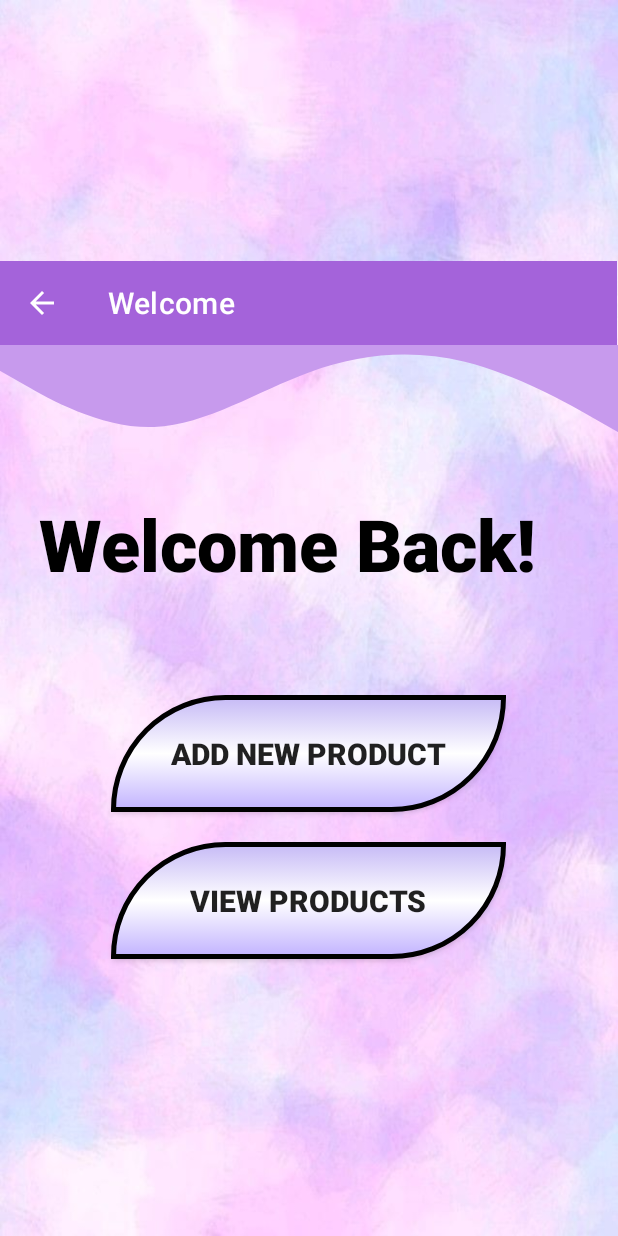
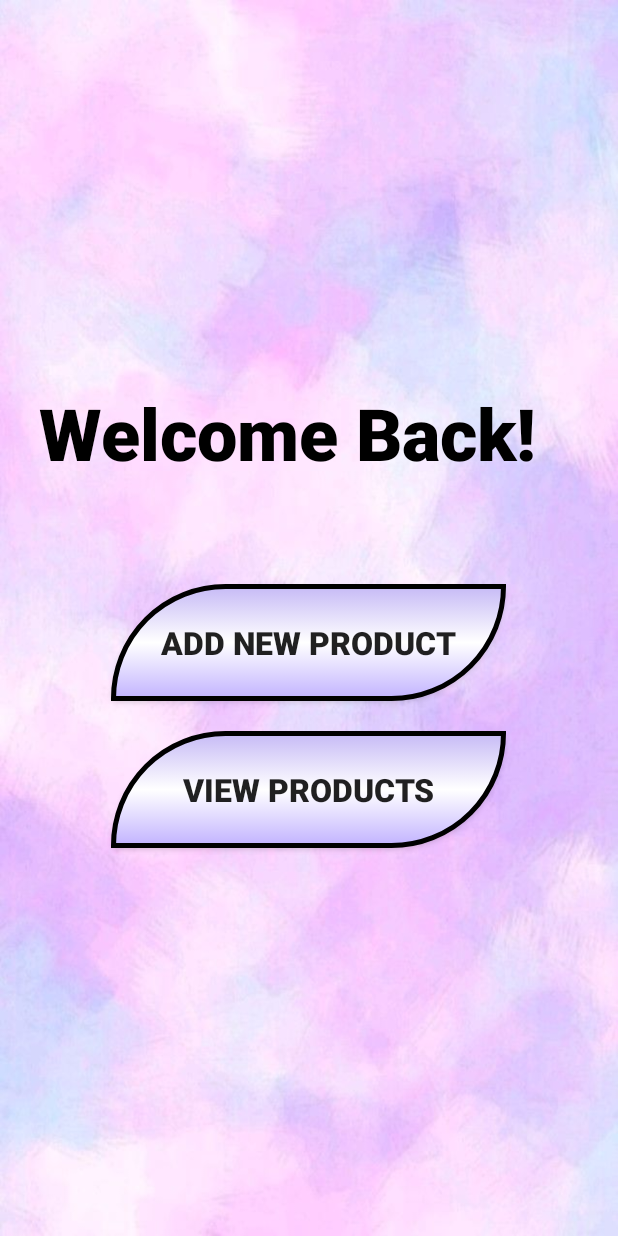
Before and after one commit to HelaniL/DressHub, an Android app: the SellerHome screen opened directly, with no data from a screen before it, on a phone screen of 412 x 824 dp. Run offline under Robolectric (Android 15) with nearby library versions, the phone set to English and light mode, and no system bars; Roboto replaces fonts that are not available here.

Commit message:
Welcome page changes

```diff
--- a/app/src/main/res/layout/activity_seller_home.xml
+++ b/app/src/main/res/layout/activity_seller_home.xml
@@ -10,25 +10,25 @@
     tools:context=".SellerHome">
 
 
-    <androidx.appcompat.widget.Toolbar
-        android:id="@+id/toolbaraddOrView"
-        android:layout_width="411dp"
-        android:layout_height="wrap_content"
-        android:layout_weight="0"
-        android:background="#A463DA"
-        android:minHeight="?attr/actionBarSize"
-        android:theme="?attr/actionBarTheme"
-        app:navigationIcon="@drawable/abc_vector_test"
-        app:subtitleTextColor="@color/design_default_color_surface"
-        app:title="Welcome"
-        app:titleTextColor="@color/design_default_color_background" />
+<!--    <androidx.appcompat.widget.Toolbar-->
+<!--        android:id="@+id/toolbaraddOrView"-->
+<!--        android:layout_width="411dp"-->
+<!--        android:layout_height="wrap_content"-->
+<!--        android:layout_weight="0"-->
+<!--        android:background="#A463DA"-->
+<!--        android:minHeight="?attr/actionBarSize"-->
+<!--        android:theme="?attr/actionBarTheme"-->
+<!--        app:navigationIcon="@drawable/abc_vector_test"-->
+<!--        app:subtitleTextColor="@color/design_default_color_surface"-->
+<!--        app:title="Welcome"-->
+<!--        app:titleTextColor="@color/design_default_color_background" />-->
 
-    <View
-        android:id="@+id/addOrViewtopview"
-        android:layout_width="414dp"
-        android:layout_height="84dp"
-        android:layout_marginBottom="8dp"
-        android:background="@drawable/ic_wave" />
+<!--    <View-->
+<!--        android:id="@+id/addOrViewtopview"-->
+<!--        android:layout_width="414dp"-->
+<!--        android:layout_height="84dp"-->
+<!--        android:layout_marginBottom="8dp"-->
+<!--        android:background="@drawable/ic_wave" />-->
 
     <TextView
         android:id="@+id/textView3"
@@ -49,7 +49,7 @@
         android:layout_height="78dp"
         android:layout_marginTop="48dp"
         android:background="@drawable/btnstyle"
-        android:textSize="20sp"
+        android:textSize="21sp"
         android:textStyle="bold"
         android:layout_marginLeft="10dp"
         android:layout_marginRight="10dp"
@@ -63,7 +63,7 @@
         android:layout_height="78dp"
         android:layout_marginTop="48dp"
         android:background="@drawable/btnstyle"
-        android:textSize="20sp"
+        android:textSize="21sp"
         android:textStyle="bold"
         android:layout_margin="10dp"
         android:text="View Products" />
```
